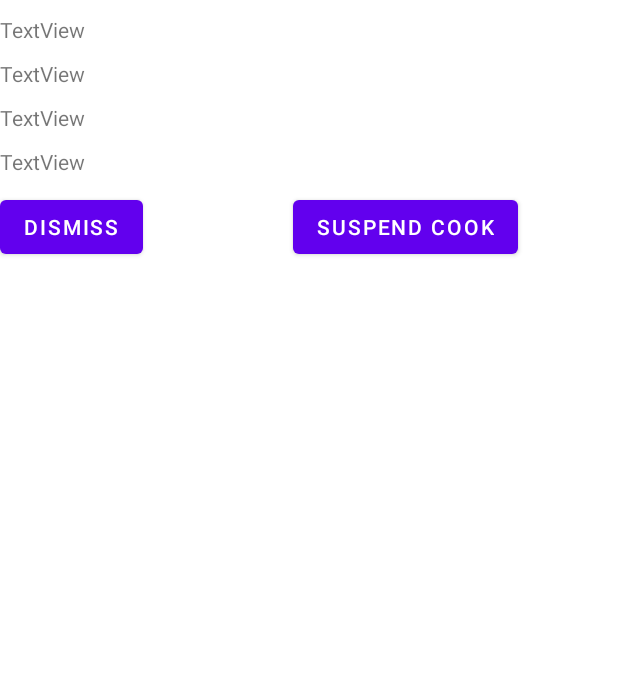
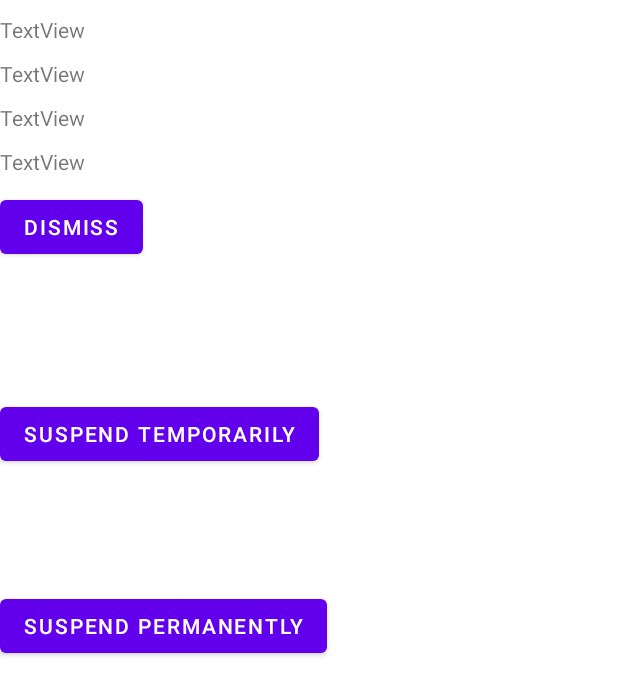
Before and after one commit to kevinluong21/mealer-project, an Android app: the layout action_dialog.xml on its own in the app's theme, with its tools: preview values and no code run, on a phone screen of 412 x 824 dp. Shown: the top 695 px of the screen. Run offline under Robolectric (Android 15) with nearby library versions, the phone set to English and light mode, and no system bars.

Commit message:
working on dateDialogue

```diff
--- a/app/src/main/res/layout/action_dialog.xml
+++ b/app/src/main/res/layout/action_dialog.xml
@@ -49,27 +49,40 @@
         android:layout_width="match_parent"
         android:layout_height="match_parent"
         android:layout_weight="1"
-        android:orientation="horizontal">
+        android:orientation="vertical">
 
         <Button
             android:id="@+id/btnDismiss"
             android:layout_width="wrap_content"
             android:layout_height="wrap_content"
-
-
+            android:gravity="center"
             android:text="Dismiss" />
 
         <Space
-            android:layout_width="100dp"
-            android:layout_height="5dp" />
+            android:layout_width="10dp"
+            android:layout_height="80dp" />
+
+
+        <Space
+            android:layout_width="10dp"
+            android:layout_height="10dp" />
+        <Button
+            android:id="@+id/btnSuspendTemp"
+            android:gravity="center"
+            android:layout_width="wrap_content"
+            android:layout_height="wrap_content"
+            android:text="Suspend Temporarily" />
+
+        <Space
+            android:layout_width="10dp"
+            android:layout_height="80dp" />
 
         <Button
-            android:id="@+id/btnSuspendCook"
+            android:id="@+id/btnSuspendPerm"
             android:layout_width="wrap_content"
             android:layout_height="wrap_content"
-
-
-            android:text="Suspend Cook" />
+            android:gravity="center"
+            android:text="Suspend permanently" />
     </LinearLayout>
 
 
```
Also changed, not shown: app/src/main/AndroidManifest.xml (+7 -0 lines), app/src/main/java/com/seg2105/mealer_project/AdminComplaints.java (+20 -1 lines), app/src/main/java/com/seg2105/mealer_project/Cook.java (+12 -0 lines), app/src/main/java/com/seg2105/mealer_project/IndefiniteSuspensionActivity.java (added, +17 -0 lines), app/src/main/res/layout/activity_indef_suspension.xml (deleted, +0 -22 lines), app/src/main/res/layout/activity_indefinite_suspension.xml (added, +9 -0 lines).
